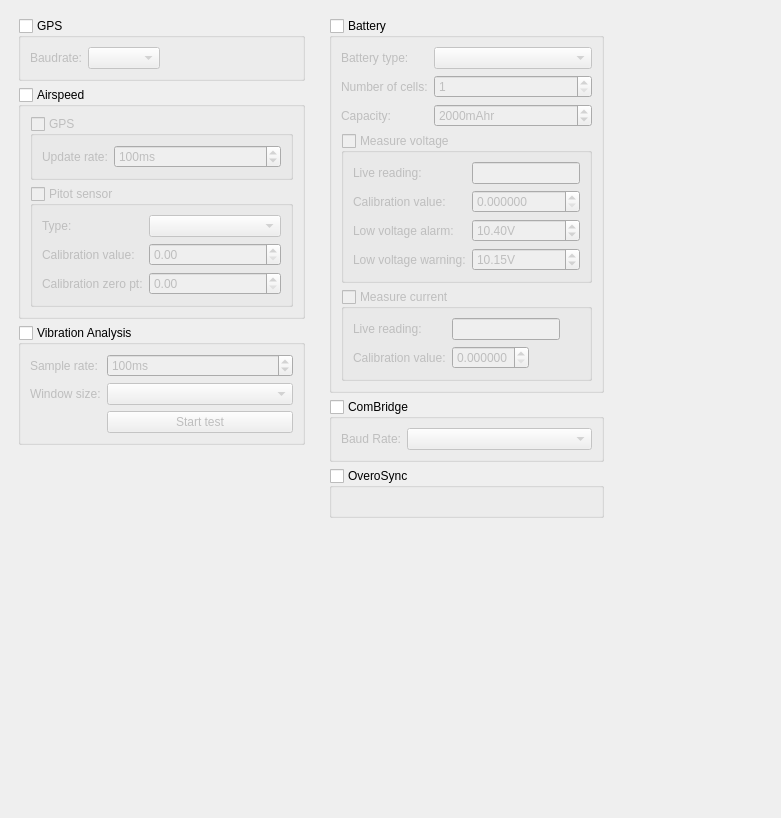
This is ground/gcs/src/plugins/config/modulesettingsform.ui in TauLabs/TauLabs as Qt 5 draws it before an edit. The edited form follows.
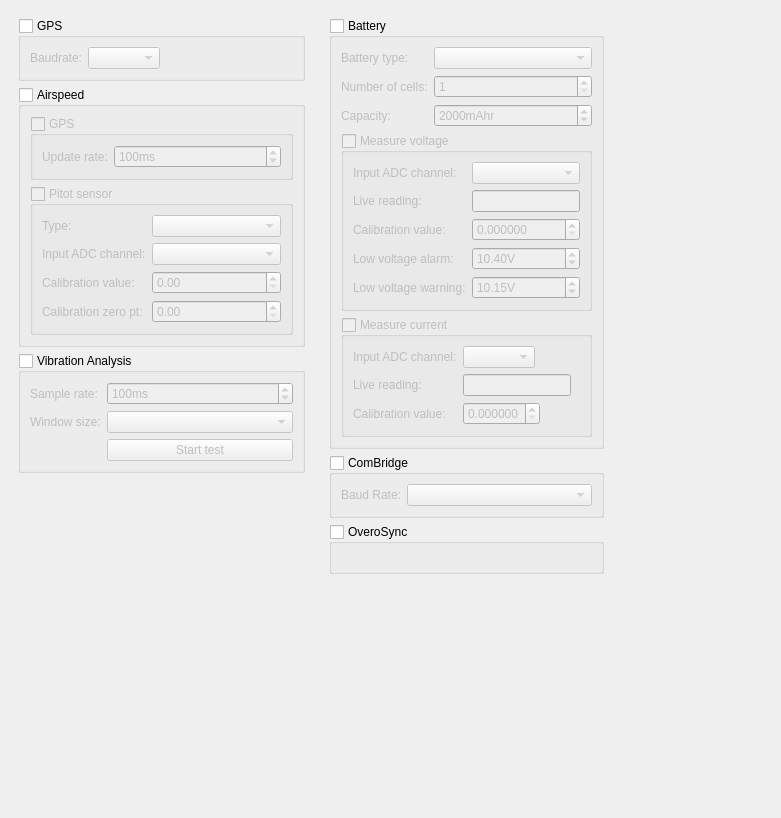
This is the edited form.

Commit message: Added drop down comboboxes for configuring ADC inputs to battery and airspeed modules. When an input is taken by another channel, the combobox item is deactivated.

Patch:
```diff
--- a/ground/gcs/src/plugins/config/modulesettingsform.ui
+++ b/ground/gcs/src/plugins/config/modulesettingsform.ui
@@ -158,34 +158,44 @@
                 <item row="0" column="1">
                  <widget class="QComboBox" name="cb_pitotType"/>
                 </item>
-                <item row="1" column="0">
+                <item row="2" column="0">
                  <widget class="QLabel" name="label_7">
                   <property name="text">
                    <string>Calibration value:</string>
                   </property>
                  </widget>
                 </item>
-                <item row="1" column="1">
+                <item row="2" column="1">
                  <widget class="QDoubleSpinBox" name="sb_pitotScale">
                   <property name="singleStep">
                    <double>0.100000000000000</double>
                   </property>
                  </widget>
                 </item>
-                <item row="2" column="0">
+                <item row="3" column="0">
                  <widget class="QLabel" name="label_16">
                   <property name="text">
                    <string>Calibration zero pt:</string>
                   </property>
                  </widget>
                 </item>
-                <item row="2" column="1">
+                <item row="3" column="1">
                  <widget class="QDoubleSpinBox" name="sb_pitotZeroPoint">
                   <property name="singleStep">
                    <double>0.100000000000000</double>
                   </property>
                  </widget>
                 </item>
+                <item row="1" column="0">
+                 <widget class="QLabel" name="label_20">
+                  <property name="text">
+                   <string>Input ADC channel:</string>
+                  </property>
+                 </widget>
+                </item>
+                <item row="1" column="1">
+                 <widget class="QComboBox" name="cb_airspeedADCChannel"/>
+                </item>
                </layout>
               </widget>
              </item>
@@ -355,28 +365,28 @@
                 <bool>false</bool>
                </property>
                <layout class="QFormLayout" name="formLayout">
-                <item row="0" column="0">
+                <item row="1" column="0">
                  <widget class="QLabel" name="label_14">
                   <property name="text">
                    <string>Live reading:</string>
                   </property>
                  </widget>
                 </item>
-                <item row="0" column="1">
+                <item row="1" column="1">
                  <widget class="QLineEdit" name="le_liveVoltageReading">
                   <property name="readOnly">
                    <bool>true</bool>
                   </property>
                  </widget>
                 </item>
-                <item row="1" column="0">
+                <item row="2" column="0">
                  <widget class="QLabel" name="label_13">
                   <property name="text">
                    <string>Calibration value:</string>
                   </property>
                  </widget>
                 </item>
-                <item row="1" column="1">
+                <item row="2" column="1">
                  <widget class="QDoubleSpinBox" name="sb_voltageCalibration">
                   <property name="decimals">
                    <number>6</number>
@@ -389,14 +399,14 @@
                   </property>
                  </widget>
                 </item>
-                <item row="2" column="0">
+                <item row="3" column="0">
                  <widget class="QLabel" name="label_11">
                   <property name="text">
                    <string>Low voltage alarm:</string>
                   </property>
                  </widget>
                 </item>
-                <item row="2" column="1">
+                <item row="3" column="1">
                  <widget class="QDoubleSpinBox" name="sb_lowVoltageAlarm">
                   <property name="suffix">
                    <string>V</string>
@@ -409,14 +419,14 @@
                   </property>
                  </widget>
                 </item>
-                <item row="3" column="0">
+                <item row="4" column="0">
                  <widget class="QLabel" name="label_12">
                   <property name="text">
                    <string>Low voltage warning:</string>
                   </property>
                  </widget>
                 </item>
-                <item row="3" column="1">
+                <item row="4" column="1">
                  <widget class="QDoubleSpinBox" name="sb_lowVoltageWarning">
                   <property name="suffix">
                    <string>V</string>
@@ -429,6 +439,16 @@
                   </property>
                  </widget>
                 </item>
+                <item row="0" column="1">
+                 <widget class="QComboBox" name="cb_batteryVoltageADCChannel"/>
+                </item>
+                <item row="0" column="0">
+                 <widget class="QLabel" name="label_18">
+                  <property name="text">
+                   <string>Input ADC channel:</string>
+                  </property>
+                 </widget>
+                </item>
                </layout>
               </widget>
              </item>
@@ -447,21 +467,21 @@
                 <property name="fieldGrowthPolicy">
                  <enum>QFormLayout::FieldsStayAtSizeHint</enum>
                 </property>
-                <item row="0" column="0">
+                <item row="1" column="0">
                  <widget class="QLabel" name="label_9">
                   <property name="text">
                    <string>Live reading:</string>
                   </property>
                  </widget>
                 </item>
-                <item row="1" column="0">
+                <item row="2" column="0">
                  <widget class="QLabel" name="label_8">
                   <property name="text">
                    <string>Calibration value:</string>
                   </property>
                  </widget>
                 </item>
-                <item row="1" column="1">
+                <item row="2" column="1">
                  <widget class="QDoubleSpinBox" name="sb_currentCalibration">
                   <property name="decimals">
                    <number>6</number>
@@ -474,13 +494,23 @@
                   </property>
                  </widget>
                 </item>
-                <item row="0" column="1">
+                <item row="1" column="1">
                  <widget class="QLineEdit" name="le_liveCurrentReading">
                   <property name="readOnly">
                    <bool>true</bool>
                   </property>
                  </widget>
                 </item>
+                <item row="0" column="1">
+                 <widget class="QComboBox" name="cb_batteryCurrentADCChannel"/>
+                </item>
+                <item row="0" column="0">
+                 <widget class="QLabel" name="label_19">
+                  <property name="text">
+                   <string>Input ADC channel:</string>
+                  </property>
+                 </widget>
+                </item>
                </layout>
               </widget>
              </item>
```
The commit also changes 2 other files.
